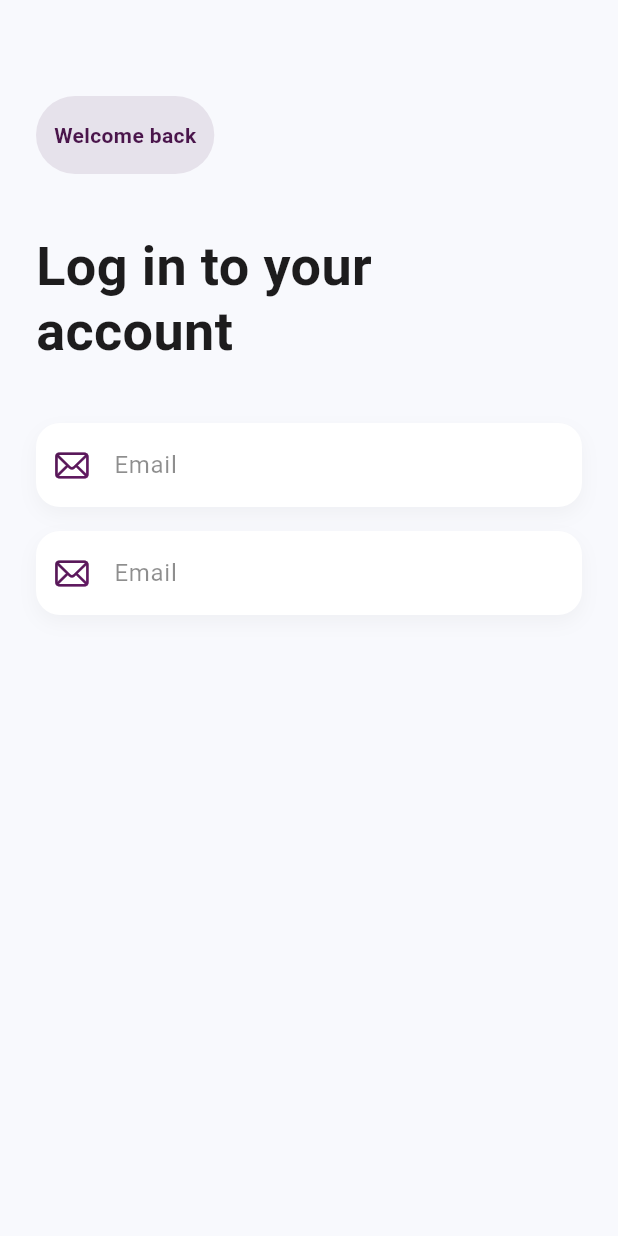
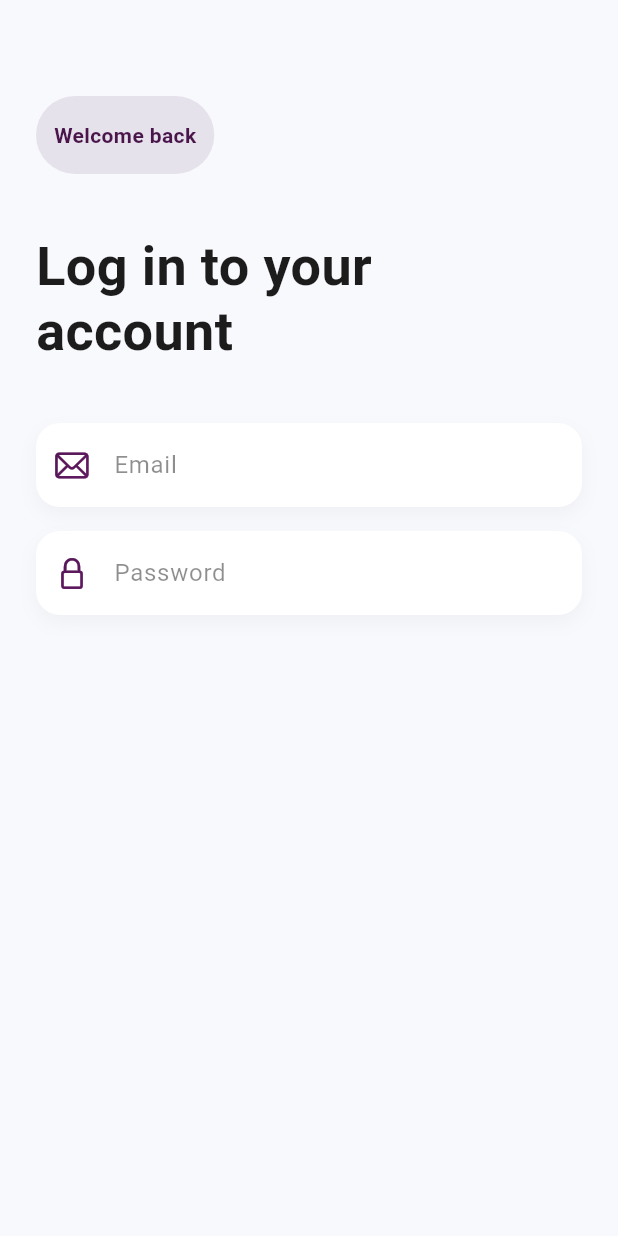
Before and after one commit to hsmliu/login_app, a Flutter app: the screen it shows after launch, on a phone screen of 412 x 824 dp. Run offline on Flutter 3.47's test engine with Material 3 defaults, Android fonts, the phone set to English and light mode, and no system bars; our stand-ins replace animate_do.

Commit message:
add password icon

```diff
--- a/lib/login_screen.dart
+++ b/lib/login_screen.dart
@@ -71,8 +71,8 @@ class LoginScreen extends StatelessWidget {
                     height: 16,
                   ),
                   CustomTextField(
-                      icon: CupertinoIcons.mail,
-                      hint: 'Email',
+                      icon: CupertinoIcons.lock,
+                      hint: 'Password',
                       gradientColors: [
                         Color(0xFF4A154B),
                         Color(0xFF6B1A6B),
```
